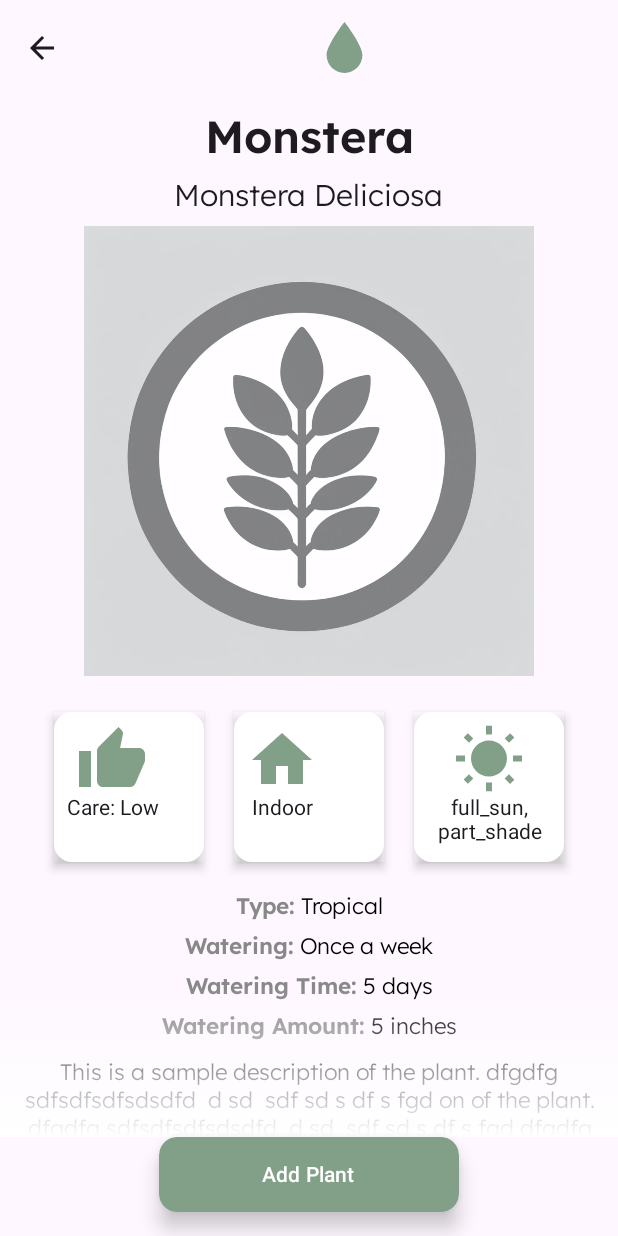
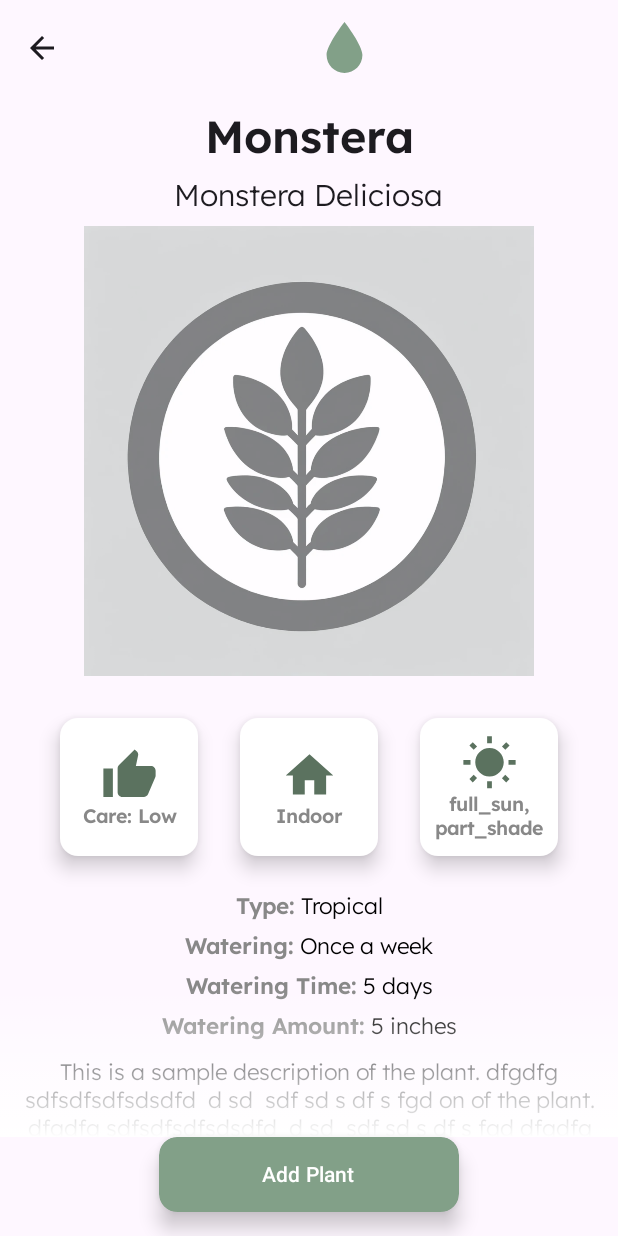
Before and after one commit to angenue/Plant-Care-Assistant, an Android app built with Jetpack Compose: the @Preview function PlantDetailsScreenPreview, on a phone screen of 412 x 824 dp. Run offline under Robolectric (Android 15) with nearby library versions, the light colour scheme and no system bars; our stand-ins replace livedata-compose; libraries missing offline, so code that uses them is left out: com.google.accompanist.coil; network calls fail.

Commit message:
center icons in plant info row

```diff
--- a/AndroidApp/app/src/main/java/com/example/plantcare/ui/components/PlantInfoRow.kt
+++ b/AndroidApp/app/src/main/java/com/example/plantcare/ui/components/PlantInfoRow.kt
@@ -1,11 +1,14 @@
 package com.example.plantcare.ui.components
 
 import androidx.compose.foundation.layout.Arrangement
+import androidx.compose.foundation.layout.Box
 import androidx.compose.foundation.layout.Column
 import androidx.compose.foundation.layout.Row
+import androidx.compose.foundation.layout.fillMaxSize
 import androidx.compose.foundation.layout.fillMaxWidth
 import androidx.compose.foundation.layout.padding
 import androidx.compose.foundation.layout.size
+import androidx.compose.foundation.shape.RoundedCornerShape
 import androidx.compose.material.icons.Icons
 import androidx.compose.material.icons.filled.Cloud
 import androidx.compose.material.icons.filled.FilterDrama
@@ -27,18 +30,21 @@ import androidx.compose.ui.Modifier
 import androidx.compose.ui.draw.shadow
 import androidx.compose.ui.graphics.Color
 import androidx.compose.ui.graphics.vector.ImageVector
+import androidx.compose.ui.text.font.FontWeight
 import androidx.compose.ui.text.style.TextAlign
 import androidx.compose.ui.unit.dp
+import androidx.compose.ui.unit.sp
 import com.example.plantcare.data.model.Plant
+import com.example.plantcare.ui.theme.ArmyGreen
+import com.example.plantcare.ui.theme.LexendFontFamily
 import com.example.plantcare.ui.theme.SageGreen
 
 @Composable
 fun PlantInfoRow(plant: Plant) {
     Row(
-        modifier = Modifier.run {
-            fillMaxWidth()
-                .padding(16.dp)
-        },
+        modifier = Modifier
+            .fillMaxWidth()
+            .padding(16.dp),
         horizontalArrangement = Arrangement.SpaceEvenly
     ) {
         // Care Level
@@ -75,15 +81,41 @@ fun PlantInfoRow(plant: Plant) {
 fun PlantInfoIcon(icon: ImageVector, text: String) {
     Card(
         modifier = Modifier
-            .size(100.dp, 100.dp)
-            .shadow(4.dp),
+            .size(100.dp)
+            .padding(4.dp),
         colors = CardDefaults.cardColors(
             containerColor = Color.White,
         ),
+        elevation = CardDefaults.elevatedCardElevation(defaultElevation = 8.dp),
+        shape = RoundedCornerShape(12.dp)
+
     ) {
-        Column(modifier = Modifier.padding(8.dp),horizontalAlignment = Alignment.CenterHorizontally) {
-            Icon(icon, contentDescription = null, modifier = Modifier.size(48.dp), tint = SageGreen)
-            Text(text, textAlign = TextAlign.Center)
+        Box(contentAlignment = Alignment.Center) {
+            Column(
+                horizontalAlignment = Alignment.CenterHorizontally, // Center horizontally in column
+                verticalArrangement = Arrangement.Center, // Center vertically in column
+                modifier = Modifier
+                    .fillMaxSize() // Fill the size of the card
+                    .padding(8.dp) // Padding inside the card
+            ) {
+                Icon(
+                    icon,
+                    contentDescription = null,
+                    modifier = Modifier
+                        .size(38.dp)
+                        .align(Alignment.CenterHorizontally), // Center the icon horizontally
+                    tint = ArmyGreen
+                )
+                Text(
+                    text,
+                    textAlign = TextAlign.Center,
+                    fontFamily = LexendFontFamily,
+                    fontSize = 13.sp,
+                    fontWeight = FontWeight.SemiBold,
+                    color = Color.Gray,
+                    modifier = Modifier.align(Alignment.CenterHorizontally) // Center the text horizontally
+                )
+            }
         }
     }
 }
```
